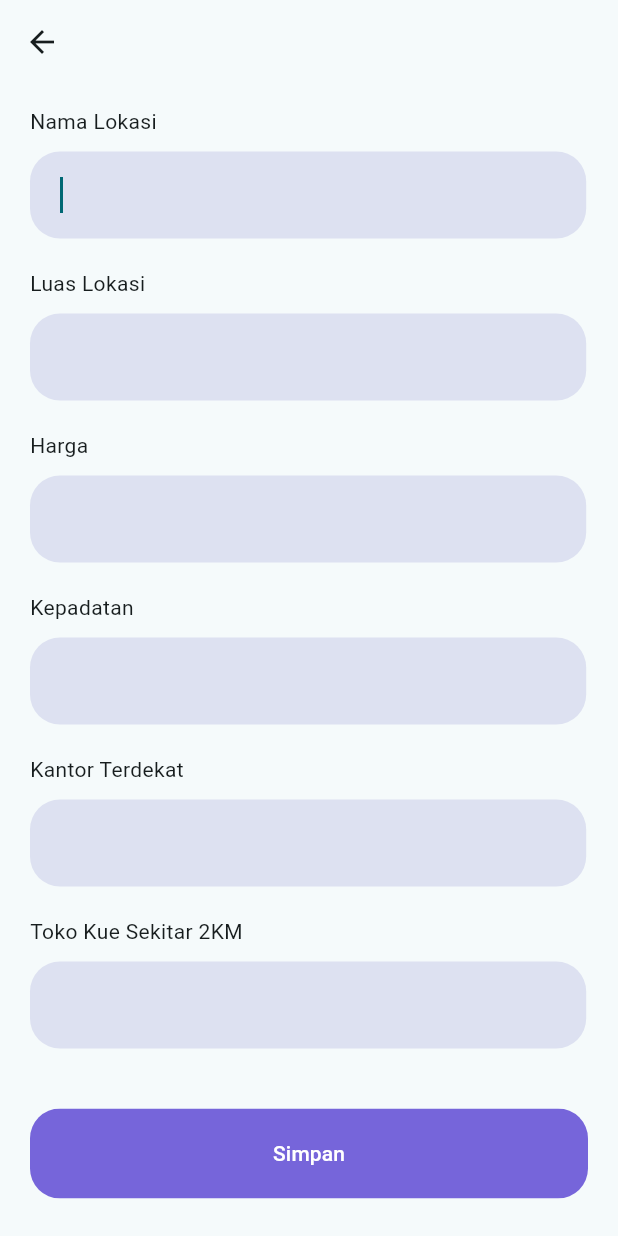
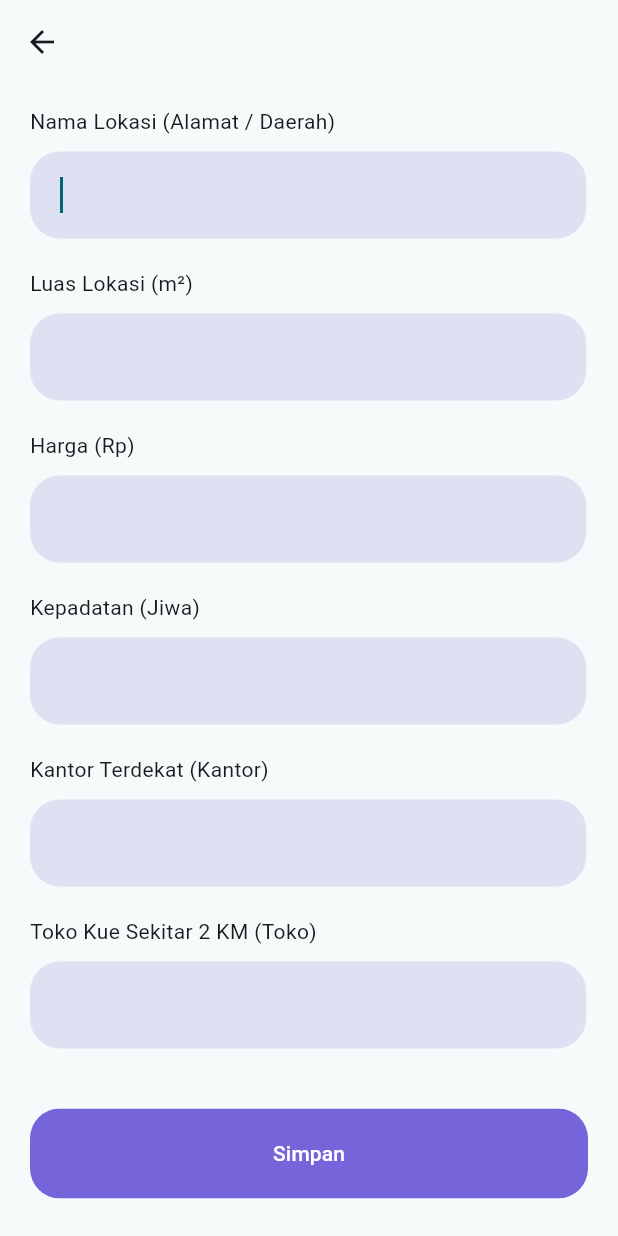
Before and after one commit to deinf/drcake, a Flutter app: the TambahLokasiItem screen opened directly, after a tap on "Simpan", on a phone screen of 412 x 824 dp. Run offline on Flutter 3.47's test engine with Material 2 defaults, Android fonts, the phone set to English and light mode, and no system bars; our stand-ins replace get, shared_preferences; accounts and stored records are empty.

Commit message:
revisi 2

```diff
--- a/lib/screen/addLokasi/item/addLokasiItem.dart
+++ b/lib/screen/addLokasi/item/addLokasiItem.dart
@@ -77,7 +77,7 @@ class _TambahLokasiItemState extends State<TambahLokasiItem> {
                   mainAxisAlignment: MainAxisAlignment.start,
                   crossAxisAlignment: CrossAxisAlignment.start,
                   children: [
-                    const Text("Nama Lokasi"),
+                    const Text("Nama Lokasi (Alamat / Daerah)"),
                     RoundedInputField(
                       controller: namaLokasi,
                       onChanged: (value) {
@@ -92,7 +92,7 @@ class _TambahLokasiItemState extends State<TambahLokasiItem> {
                     ),
                     pengecekanNama == false
                         ? Container()
-                        : Text(
+                        : const Text(
                             "Nama Lokasi harus diisi!",
                             style:
                                 TextStyle(color: kPrimaryColor, fontSize: 12),
@@ -100,7 +100,7 @@ class _TambahLokasiItemState extends State<TambahLokasiItem> {
                     const SizedBox(
                       height: 10,
                     ),
-                    const Text("Luas Lokasi"),
+                    const Text("Luas Lokasi (m\u00B2)"),
                     RoundedInputField(
                       controller: luasLokasi,
                       isNumber: true,
@@ -118,7 +118,7 @@ class _TambahLokasiItemState extends State<TambahLokasiItem> {
                     ),
                     pengecekanluas == false
                         ? Container()
-                        : Text(
+                        : const Text(
                             "Luas Lokasi harus diisi!",
                             style:
                                 TextStyle(color: kPrimaryColor, fontSize: 12),
@@ -126,7 +126,7 @@ class _TambahLokasiItemState extends State<TambahLokasiItem> {
                     const SizedBox(
                       height: 10,
                     ),
-                    const Text("Harga"),
+                    const Text("Harga (Rp)"),
                     RoundedInputField(
                       isNumber: true,
                       controller: harga,
@@ -142,7 +142,7 @@ class _TambahLokasiItemState extends State<TambahLokasiItem> {
                     ),
                     pengecekanHarga == false
                         ? Container()
-                        : Text(
+                        : const Text(
                             "Harga harus diisi!",
                             style:
                                 TextStyle(color: kPrimaryColor, fontSize: 12),
@@ -150,7 +150,7 @@ class _TambahLokasiItemState extends State<TambahLokasiItem> {
                     const SizedBox(
                       height: 10,
                     ),
-                    const Text("Kepadatan"),
+                    const Text("Kepadatan (Jiwa)"),
                     RoundedInputField(
                       isNumber: true,
                       controller: kepadatan,
@@ -166,7 +166,7 @@ class _TambahLokasiItemState extends State<TambahLokasiItem> {
                     ),
                     penegcekanKepadatan == false
                         ? Container()
-                        : Text(
+                        : const Text(
                             "Kepadatan penduduk harus diisi!",
                             style:
                                 TextStyle(color: kPrimaryColor, fontSize: 12),
@@ -174,7 +174,7 @@ class _TambahLokasiItemState extends State<TambahLokasiItem> {
                     const SizedBox(
                       height: 10,
                     ),
-                    const Text("Kantor Terdekat"),
+                    const Text("Kantor Terdekat (Kantor)"),
                     RoundedInputField(
                       isNumber: true,
                       controller: kantorTerdekat,
@@ -190,7 +190,7 @@ class _TambahLokasiItemState extends State<TambahLokasiItem> {
                     ),
                     pengecekanKantor == false
                         ? Container()
-                        : Text(
+                        : const Text(
                             "Kantor terdekat harus diisi!",
                             style:
                                 TextStyle(color: kPrimaryColor, fontSize: 12),
@@ -198,7 +198,7 @@ class _TambahLokasiItemState extends State<TambahLokasiItem> {
                     const SizedBox(
                       height: 10,
                     ),
-                    const Text("Toko Kue Sekitar 2KM"),
+                    const Text("Toko Kue Sekitar 2 KM (Toko)"),
                     RoundedInputField(
                       isNumber: true,
                       controller: tokoKueTerdekat,
@@ -214,7 +214,7 @@ class _TambahLokasiItemState extends State<TambahLokasiItem> {
                     ),
                     pengecekanToko == false
                         ? Container()
-                        : Text(
+                        : const Text(
                             "Toko Terdekat harus diisi!",
                             style:
                                 TextStyle(color: kPrimaryColor, fontSize: 12),
@@ -228,6 +228,9 @@ class _TambahLokasiItemState extends State<TambahLokasiItem> {
               RoundedButton(
                 text: "Simpan",
                 press: () {
+                  // String string = luasLokasi.text;
+
+                  // print(string.replaceAll(r'.', ''));
                   if (namaLokasi.text.trim() == "") {
                     namaLokasifocus.requestFocus();
                     pengecekanNama = true;
@@ -256,11 +259,15 @@ class _TambahLokasiItemState extends State<TambahLokasiItem> {
                     pengecekanToko = false;
                     Lokasi lokasi = Lokasi();
                     lokasi.namaLokasi = namaLokasi.text.trim();
-                    lokasi.luas = int.parse(luasLokasi.text);
-                    lokasi.harga = int.parse(harga.text);
-                    lokasi.kepadatanpenduduk = int.parse(kepadatan.text);
-                    lokasi.kantorterdekat = int.parse(kantorTerdekat.text);
-                    lokasi.tokokueterdekat = int.parse(tokoKueTerdekat.text);
+                    lokasi.luas =
+                        int.parse(luasLokasi.text.replaceAll(r'.', ''));
+                    lokasi.harga = int.parse(harga.text.replaceAll(r'.', ''));
+                    lokasi.kepadatanpenduduk =
+                        int.parse(kepadatan.text.replaceAll(r'.', ''));
+                    lokasi.kantorterdekat =
+                        int.parse(kantorTerdekat.text.replaceAll(r'.', ''));
+                    lokasi.tokokueterdekat =
+                        int.parse(tokoKueTerdekat.text.replaceAll(r'.', ''));
                     // print("lokasi $lokasi");
 
                     Get.back(result: {
@@ -333,7 +340,10 @@ class RoundedInputField extends StatelessWidget {
         keyboardType:
             isNumber == true ? TextInputType.number : TextInputType.text,
         inputFormatters: isNumber == true
-            ? <TextInputFormatter>[FilteringTextInputFormatter.digitsOnly]
+            ? <TextInputFormatter>[
+                FilteringTextInputFormatter.digitsOnly,
+                ThousandsSeparatorInputFormatter()
+              ]
             : null,
         focusNode: focusNode,
         maxLines: maxline,
@@ -345,3 +355,49 @@ class RoundedInputField extends StatelessWidget {
     );
   }
 }
+
+class ThousandsSeparatorInputFormatter extends TextInputFormatter {
+  static const separator = '.'; // Change this to '.' for other locales
+
+  @override
+  TextEditingValue formatEditUpdate(
+      TextEditingValue oldValue, TextEditingValue newValue) {
+    // Short-circuit if the new value is empty
+    if (newValue.text.length == 0) {
+      return newValue.copyWith(text: '');
+    }
+
+    // Handle "deletion" of separator character
+    String oldValueText = oldValue.text.replaceAll(separator, '');
+    String newValueText = newValue.text.replaceAll(separator, '');
+
+    if (oldValue.text.endsWith(separator) &&
+        oldValue.text.length == newValue.text.length + 1) {
+      newValueText = newValueText.substring(0, newValueText.length - 1);
+    }
+
+    // Only process if the old value and new value are different
+    if (oldValueText != newValueText) {
+      int selectionIndex =
+          newValue.text.length - newValue.selection.extentOffset;
+      final chars = newValueText.split('');
+
+      String newString = '';
+      for (int i = chars.length - 1; i >= 0; i--) {
+        if ((chars.length - 1 - i) % 3 == 0 && i != chars.length - 1)
+          newString = separator + newString;
+        newString = chars[i] + newString;
+      }
+
+      return TextEditingValue(
+        text: newString.toString(),
+        selection: TextSelection.collapsed(
+          offset: newString.length - selectionIndex,
+        ),
+      );
+    }
+
+    // If the new value and old value are the same, just return as-is
+    return newValue;
+  }
+}
```
Also changed, not shown: lib/screen/homeScreen/detailScreen.dart (+71 -40 lines).
